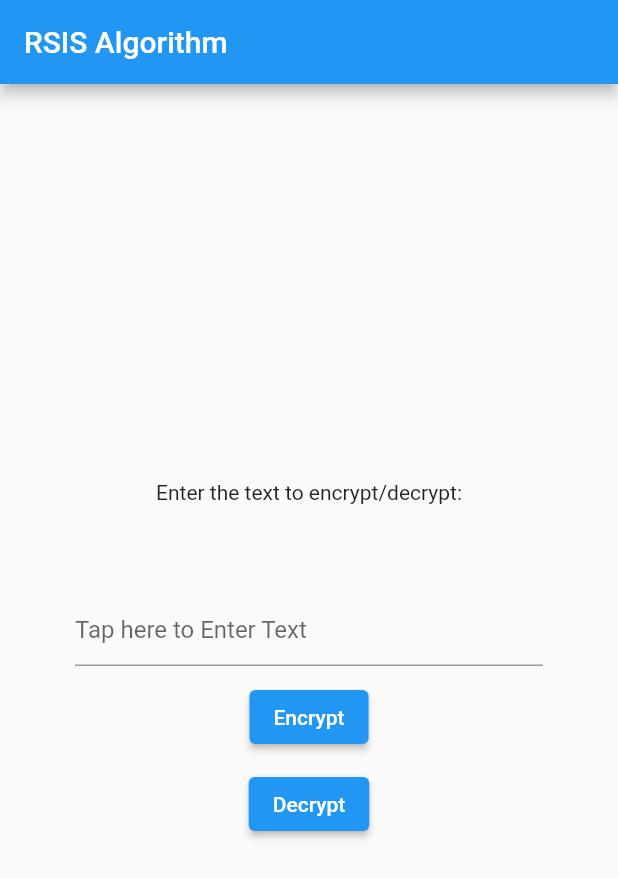
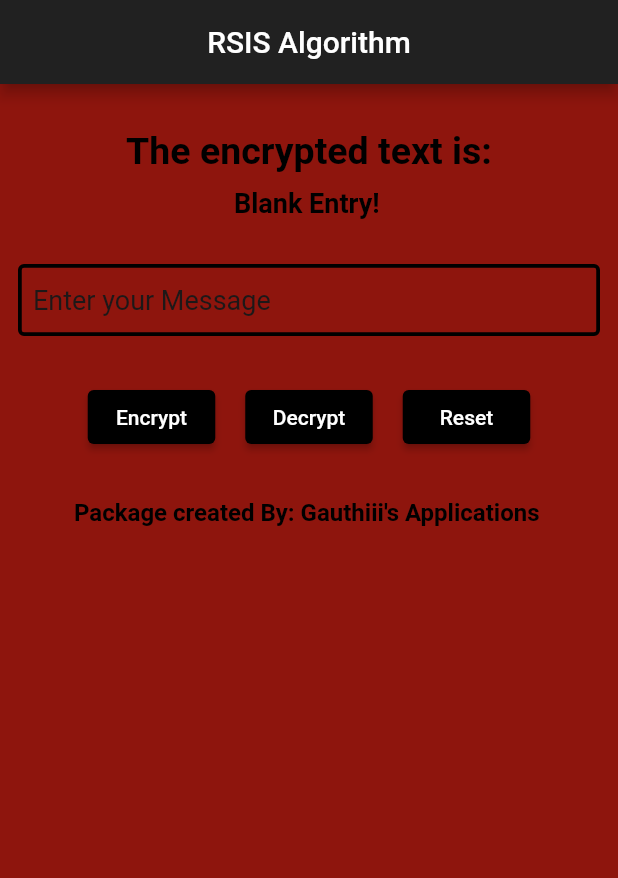
Before and after one commit to gauthiii/rsis, a Flutter app: the screen it shows after launch, after a tap on "Encrypt", on a phone screen of 412 x 824 dp. Shown: the top 878 px of the screen. Run offline on Flutter 3.47's test engine with Material 2 defaults, Android fonts, the phone set to English and light mode, and no system bars; Roboto replaces fonts that are missing (Alfa, Mono).

Commit message:
31st May 2023

```diff
--- a/example/lib/main.dart
+++ b/example/lib/main.dart
@@ -9,10 +9,9 @@ class MyApp extends StatelessWidget {
   @override
   Widget build(BuildContext context) {
     return MaterialApp(
-      title: 'Flutter Demo',
-      theme: ThemeData(
-        primarySwatch: Colors.blue,
-      ),
+      debugShowCheckedModeBanner: false,
+      title: 'Rsis',
+      theme: ThemeData.dark(),
       home: MyHomePage(),
     );
   }
@@ -25,37 +24,84 @@ class MyHomePage extends StatefulWidget {
 
 class _MyHomePageState extends State<MyHomePage> {
   String x = "";
-  String y = "Enter the text to encrypt/decrypt:";
+  String y = "Enter your message";
 
   TextEditingController con = TextEditingController();
   @override
   Widget build(BuildContext context) {
     return Scaffold(
       appBar: AppBar(
+        centerTitle: true,
         title: Text('RSIS Algorithm'),
+        backgroundColor: Colors.grey[900],
       ),
+      backgroundColor: _getColorFromHex("#8E150D"),
       body: Center(
-        child: Column(
-          mainAxisAlignment: MainAxisAlignment.center,
+        child: ListView(
           children: <Widget>[
-            Text(
+            Container(height: 30),
+            Center(
+                child: Text(
               y,
-            ),
+              style: const TextStyle(
+                  fontFamily: "Alfa",
+                  fontSize: 25,
+                  color: Colors.black,
+                  fontWeight: FontWeight.bold),
+            )),
             Container(height: 10),
+            Padding(
+                padding: const EdgeInsets.symmetric(horizontal: 12),
+                child: Column(children: [
                   SelectableText(
                     x,
-              style: Theme.of(context).textTheme.headline4,
+                    style: const TextStyle(
+                        fontFamily: "Alfa",
+                        fontSize: 18,
+                        color: Colors.black,
+                        fontWeight: FontWeight.bold),
                   ),
-            Container(height: 10),
+                  Container(height: 30),
+                ])),
             Padding(
-                padding: EdgeInsets.only(left: 50, right: 50),
+                padding: const EdgeInsets.symmetric(horizontal: 12),
                 child: TextField(
+                  minLines: 1,
+                  maxLines: null,
+                  style: const TextStyle(
+                    fontFamily: "Alfa",
+                    fontSize: 18,
+                    color: Colors.black,
+                    //fontWeight: FontWeight.bold
+                  ),
+                  decoration: const InputDecoration(
+                    contentPadding:
+                        EdgeInsets.symmetric(horizontal: 10, vertical: 5),
+                    enabledBorder: OutlineInputBorder(
+                      borderSide: BorderSide(color: Colors.black, width: 2.5),
+                    ),
+                    focusedBorder: OutlineInputBorder(
+                      borderSide: BorderSide(color: Colors.black, width: 2.5),
+                    ),
+                    hintStyle: TextStyle(
+                        fontSize: 18,
+                        fontFamily: "Mono",
+                        fontWeight: FontWeight.normal,
+                        color: Color.fromARGB(255, 29, 24, 24)),
+                    hintText: 'Enter your Message',
+                  ),
                   controller: con,
-                  decoration:
-                      InputDecoration(hintText: 'Tap here to Enter Text'),
                 )),
-            Container(height: 10),
-            ElevatedButton(
+            Container(height: 30),
+            Padding(
+              padding: const EdgeInsets.symmetric(horizontal: 12),
+              child:
+                  Row(mainAxisAlignment: MainAxisAlignment.center, children: [
+                SizedBox(
+                    width: 85,
+                    child: ElevatedButton(
+                      style: ElevatedButton.styleFrom(
+                          backgroundColor: Colors.black),
                       onPressed: () {
                         setState(() {
                           y = "The encrypted text is:";
@@ -63,9 +109,13 @@ class _MyHomePageState extends State<MyHomePage> {
                         });
                       },
                       child: Text("Encrypt"),
-            ),
-            Container(height: 10),
-            ElevatedButton(
+                    )),
+                Container(width: 20),
+                SizedBox(
+                    width: 85,
+                    child: ElevatedButton(
+                      style: ElevatedButton.styleFrom(
+                          backgroundColor: Colors.black),
                       onPressed: () {
                         setState(() {
                           y = "The decrypted text is:";
@@ -73,10 +123,49 @@ class _MyHomePageState extends State<MyHomePage> {
                         });
                       },
                       child: Text("Decrypt"),
+                    )),
+                Container(width: 20),
+                SizedBox(
+                    width: 85,
+                    child: ElevatedButton(
+                      style: ElevatedButton.styleFrom(
+                          backgroundColor: Colors.black),
+                      onPressed: () {
+                        setState(() {
+                          x = "";
+                          y = "Enter your message";
+                          con.clear();
+                        });
+                      },
+                      child: Text("Reset"),
+                    )),
+              ]),
             ),
+            Container(height: 30),
+            const Center(
+                child: SelectableText(
+                    "Package created By: Gauthiii's Applications",
+                    style: TextStyle(
+                        fontSize: 16.0,
+                        fontWeight: FontWeight.bold,
+                        color: Colors.black))),
+            Container(height: 30),
           ],
         ),
       ),
     );
   }
 }
+
+_getColorFromHex(String hexColor) {
+  hexColor = hexColor.replaceAll("#", "");
+  if (hexColor.length == 6) {
+    hexColor = "FF$hexColor";
+
+    return Color(int.parse("0x$hexColor"));
+  }
+
+  if (hexColor.length == 8) {
+    return Color(int.parse("0x$hexColor"));
+  }
+}
--- a/lib/rsis.dart
+++ b/lib/rsis.dart
@@ -2,6 +2,9 @@ library rsis;
 
 class Rsis {
   static String encrypt({required String text}) {
+    if (text.isEmpty)
+      return "Blank Entry!";
+    else {
       int fl, hl, fl1, fl2, hl1, hl2;
       var str = text;
       var str1, str2, str3;
@@ -66,7 +69,7 @@ class Rsis {
         while (d > 0) {
           e = d % 10;
           s += e;
-        d = (d / 10).toInt();
+          d = d ~/ 10;
         }
         key += s.toString() + "-";
         var x;
@@ -78,6 +81,7 @@ class Rsis {
       }
 
       key = key.substring(0, (key.length - 1));
+      /*
 //enc=enc+"\n\nKEY:\n\n"+key;
 
       var k2 = key.split("-");
@@ -95,8 +99,10 @@ class Rsis {
           l2 += 1;
         }
       }
+      */
 
       return enc + "(0)" + key;
+    }
   }
 
   static String decrypt({required String text}) {
@@ -151,7 +157,7 @@ class Rsis {
         var str1, str2, str3;
 
         fl = dec.length;
-        hl = (fl / 2).toInt();
+        hl = fl ~/ 2;
 
         str1 = dec.substring(0, hl);
         if (fl % 2 == 0)
@@ -163,7 +169,7 @@ class Rsis {
 
         var str4, str5, str6;
         fl1 = str1.length;
-        hl1 = (fl1 / 2).toInt();
+        hl1 = fl1 ~/ 2;
 
         str4 = str1.substring(0, hl1);
         if (fl1 % 2 == 0)
@@ -175,7 +181,7 @@ class Rsis {
 
         var str7, str8, str9;
         fl2 = str2.length;
-        hl2 = (fl1 / 2).toInt();
+        hl2 = fl1 ~/ 2;
 
         str7 = str2.substring(0, hl2);
         if (fl2 % 2 == 0)
--- a/pubspec.yaml
+++ b/pubspec.yaml
@@ -1,7 +1,6 @@
 name: rsis
-description: RSIS Cipher Algorithm
-version: 0.0.4
-author: Gautham Vijayaraj
+description: RSIS Cipher Algorithm which is created by Gautham Vijayaraj. The algorithm is used to perm cipher techniques on messages to ensure security.
+version: 0.0.5
 homepage: https://github.com/gauthiii/rsis
 
 environment:
```
Also changed, not shown: example/flutter_01.png (added), example/flutter_02.png (added), example/flutter_03.png (added), example/pubspec.lock, 27 other files. Lines whose indentation alone changed are shown as unchanged.
